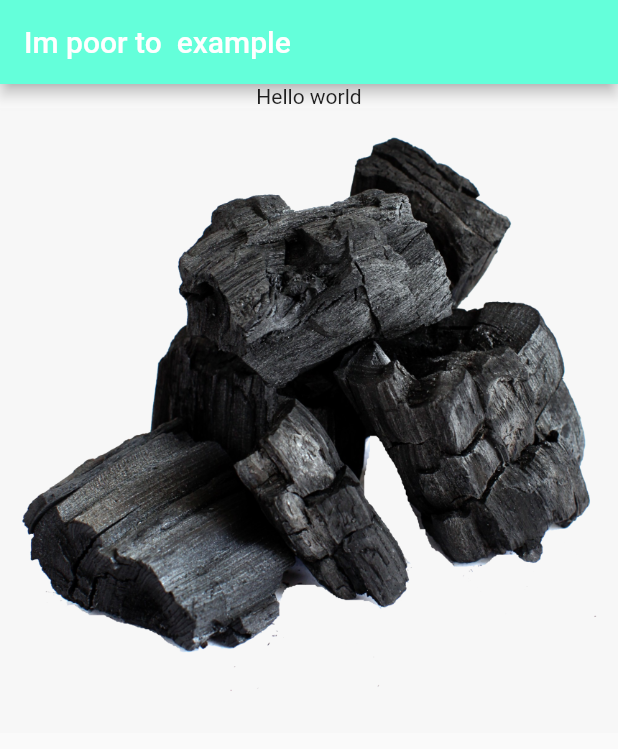
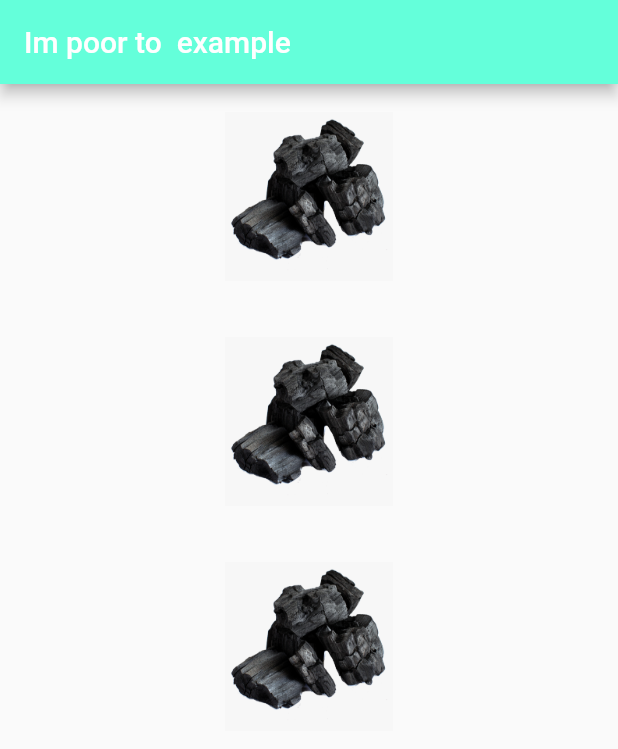
Before and after one commit to ali-taha-ahmed/flutter-projects, a Flutter app: the screen it shows after launch, on a phone screen of 412 x 824 dp. Shown: the top 749 px of the screen. Run offline on Flutter 3.47's test engine with Material 2 defaults, Android fonts, the phone set to English and light mode, and no system bars.

Commit message:
finished with columns and rows

```diff
--- a/flutter_app/lib/main.dart
+++ b/flutter_app/lib/main.dart
@@ -15,13 +15,29 @@ class MyApp extends StatelessWidget {
           title: Text("Im poor to  example"),
           backgroundColor: Colors.tealAccent,
         ),
-        body: Container(
+        body: SafeArea(
           child: Column(
+            mainAxisSize: MainAxisSize.min,
+            verticalDirection: VerticalDirection.up,
+            mainAxisAlignment: MainAxisAlignment.spaceEvenly,
+            crossAxisAlignment: CrossAxisAlignment.stretch,
             children: [
-              Center(
-                child: Text("Hello world"),
+              Container(
+                height: 150.0,
+                width: 150.0,
+                padding: EdgeInsets.all(18.5),
+                child: Image.asset("images/charcoal.png"),
               ),
-              Center(
+              Container(
+                height: 150.0,
+                width: 150.0,
+                padding: EdgeInsets.all(18.5),
+                child: Image.asset("images/charcoal.png"),
+              ),
+              Container(
+                height: 150.0,
+                width: 150.0,
+                padding: EdgeInsets.all(18.5),
                 child: Image.asset("images/charcoal.png"),
               ),
             ],
```
